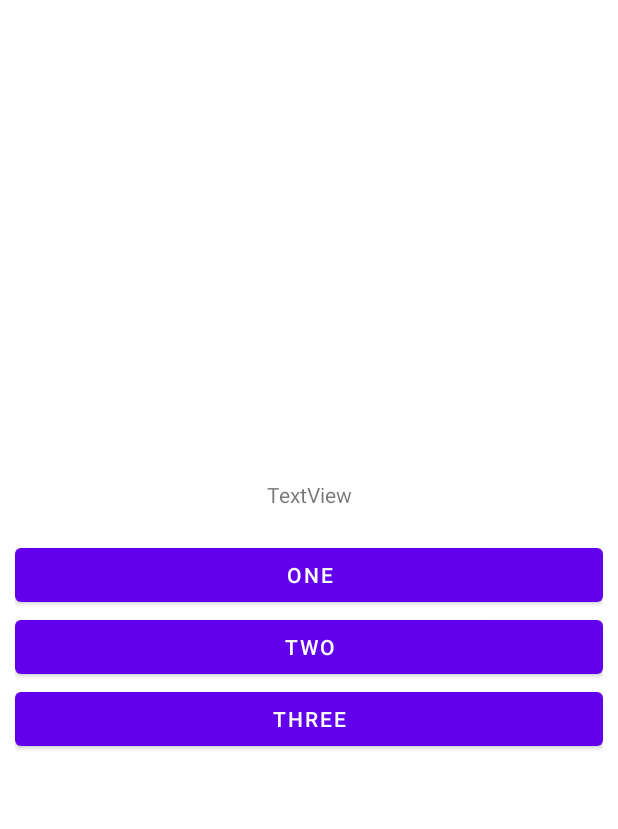
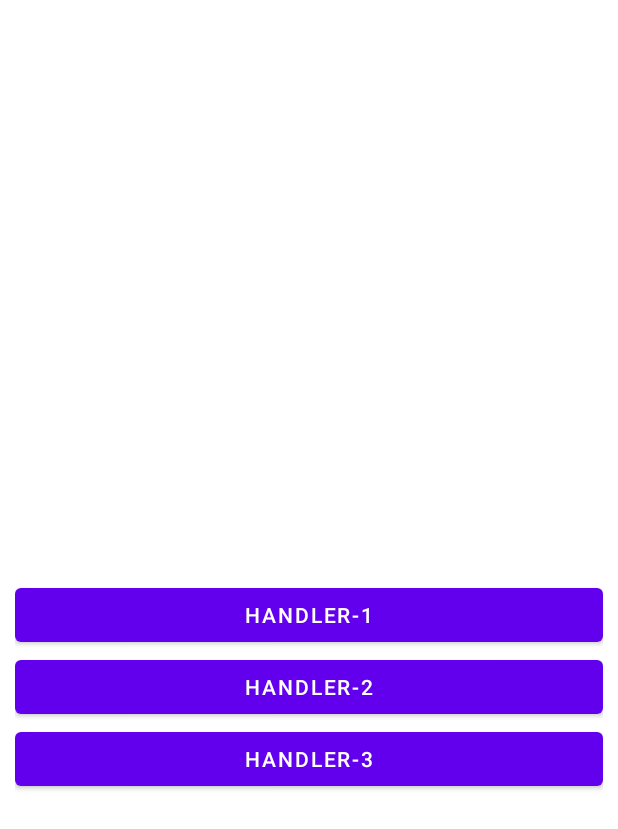
Before and after one commit to devrath/android-handler-thread, an Android app: the layout activity_main.xml on its own in the app's theme, with its tools: preview values and no code run, on a phone screen of 412 x 824 dp. Shown: the top 829 px of the screen. Run offline under Robolectric (Android 15) with nearby library versions, the phone set to English and light mode, and no system bars.

Commit message:
added code

```diff
--- a/Code/app/src/main/res/layout/activity_main.xml
+++ b/Code/app/src/main/res/layout/activity_main.xml
@@ -5,7 +5,7 @@
     android:layout_height="match_parent"
     android:orientation="vertical"
     android:gravity="center"
-    android:padding="10dp"
+    android:padding="@dimen/screen_padding"
     tools:context=".MainActivity">
 
     <TextView
@@ -13,25 +13,25 @@
         android:layout_width="match_parent"
         android:layout_height="wrap_content"
         android:gravity="center"
-        android:layout_marginBottom="20dp"
-        android:text="TextView" />
+        android:textSize="@dimen/text_size"
+        android:layout_marginBottom="@dimen/display_text_margin" />
 
     <Button
         android:id="@+id/btnPublishOneId"
         android:layout_width="match_parent"
         android:layout_height="wrap_content"
-        android:text="One" />
+        android:text="@string/handler_1" />
 
     <Button
         android:id="@+id/btnPublishTwoId"
         android:layout_width="match_parent"
         android:layout_height="wrap_content"
-        android:text="Two" />
+        android:text="@string/handler_2" />
 
     <Button
         android:id="@+id/btnPublishThreeId"
         android:layout_width="match_parent"
         android:layout_height="wrap_content"
-        android:text="Three" />
+        android:text="@string/handler_3" />
 
 </LinearLayout>
--- /dev/null
+++ b/Code/app/src/main/res/values/dimens.xml
@@ -0,0 +1,6 @@
+<?xml version="1.0" encoding="utf-8"?>
+<resources>
+    <dimen name="screen_padding">10dp</dimen>
+    <dimen name="display_text_margin">60dp</dimen>
+    <dimen name="text_size">24sp</dimen>
+</resources>
--- a/Code/app/src/main/res/values/strings.xml
+++ b/Code/app/src/main/res/values/strings.xml
@@ -1,3 +1,6 @@
 <resources>
     <string name="app_name">code</string>
+    <string name="handler_1">Handler-1</string>
+    <string name="handler_2">Handler-2</string>
+    <string name="handler_3">Handler-3</string>
 </resources>
```
Also changed, not shown: Code/app/src/main/java/com/droid/code/MainActivity.kt (+33 -8 lines), Code/app/src/main/java/com/droid/code/workers/HandlerOne.kt (added, +21 -0 lines), Code/app/src/main/java/com/droid/code/workers/HandlerThree.kt (renamed from Code/app/src/main/java/com/droid/code/Worker.kt, +4 -5 lines), Code/app/src/main/java/com/droid/code/workers/HandlerTwo.kt (added, +21 -0 lines).
